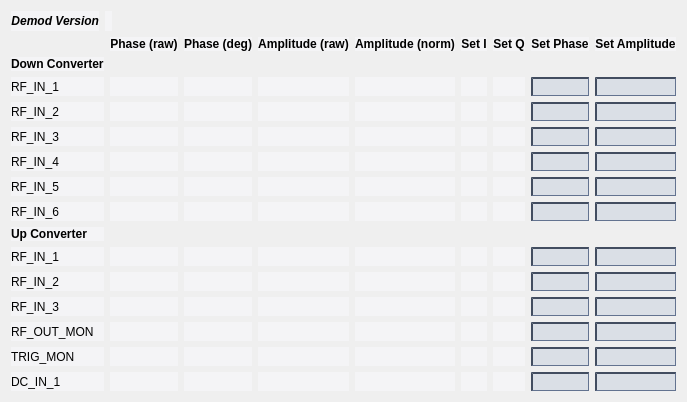
cristinasewell/ATCA_PyDM_Screens, file demodulator.ui: the form before one commit.
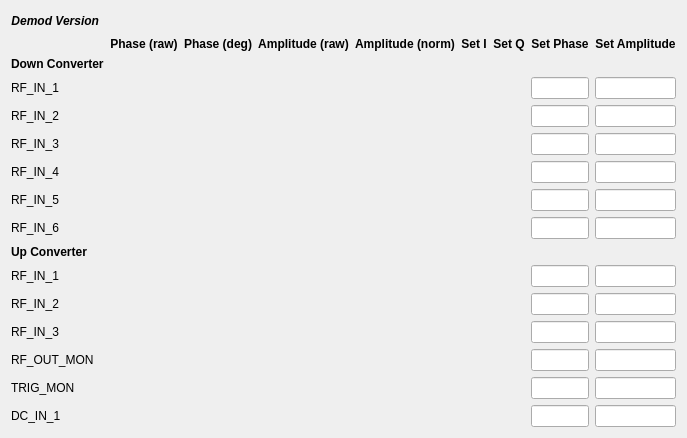
The form after the commit. Custom widgets are drawn as their Qt base class.

The edit to the form file:
```diff
--- a/demodulator.ui
+++ b/demodulator.ui
@@ -14,160 +14,7 @@
    <string>Demodulator - ${DEVICE}</string>
   </property>
   <property name="styleSheet">
-   <string notr="true">/* Background color of popup-list.*/ 
-QComboBox QListView{
-    background-color:white;
-    border:1px solid gray;
-}
-/* Needed to complete the rule set. */
-QComboBox::item:alternate {
-    background: white;
-}
-/* Color of the selected list item. */
-QComboBox::item:selected {
-    border: 1px solid transparent;
-    background:yellow;
-}
-/* Indicator will shine through the label text if you don't make it hidden. */
-QComboBox::indicator{
-    background-color:transparent;
-    selection-background-color:transparent;
-    color:transparent;
-    selection-color:transparent;
-}
-
-QFrame{
-  background-color: rgb(244,244,246)
-}
-
-QPushButton {
-    background-color: rgb(136,157,162);
-    border-color: rgb(212,228,233) rgb(50,88,100) rgb(50,88,100) rgb(212,228,233);
-    border-style: outset;
-    border-radius: 1px;
-    border-width: 2px; 
-    padding: 4px;
-}
-QPushButton:hover {
-   background-color: rgb(106,127,132);
-}
-QPushButton:pressed {
-    background-color: rgb(208,229,232);
-    border-style: inset;
-    border-width: 2px;
-	border-color: rgb(50,88,100) rgb(212,228,233) rgb(212,228,233) rgb(50,88,100);
-}
-QPushButton:checked{
-    background-color: rgb(208,229,232);
-    border-style: inset;
-    border-width: 2px;
-	border-color:  rgb(112,134,142) rgb(229,233,235) rgb(239,233,235) rgb(112,134,142);
-}
-QLineEdit {
-  background-color: rgb(218,223,230);
-  border-color: rgb(66,77,96);
-  border-style: inset;
-  border-width: 2px 1px 1px 2px;
-}
-QLineEdit:hover {
- background-color: rgb(198,203,210)
-}
-PyDMLabel {
-  background-color: rgb(189,197,205);
-}
-
- QTabWidget::pane {
-    border: 1px solid black;
-    background: white;
-}
-
-QTabWidget::tab-bar:top {
-    top: 1px;
-}
-
-QTabWidget::tab-bar:bottom {
-    bottom: 1px;
-}
-
-QTabWidget::tab-bar:left {
-    right: 1px;
-}
-
-QTabWidget::tab-bar:right {
-    left: 1px;
-}
-
-QTabBar::tab {
-    border: 1px solid black;
-}
-
-QTabBar::tab:selected {
-    background: rgb(220,229,236);
-}
-
-QTabBar::tab:!selected {
-    background: rgb(132,165,190);
-}
-
-QTabBar::tab:!selected:hover {
-    background: rgb(120,153,178);
-}
-
-QTabBar::tab:top:!selected {
-    margin-top: 3px;
-}
-
-QTabBar::tab:bottom:!selected {
-    margin-bottom: 3px;
-}
-
-QTabBar::tab:top, QTabBar::tab:bottom {
-    min-width: 6ex;
-    margin-right: -1px;
-    padding: 4px 8px 4px 8px;
-	border-radius: 2px;
-}
-
-QTabBar::tab:top:selected {
-    border-bottom-color: none;
-}
-
-QTabBar::tab:bottom:selected {
-    border-top-color: none;
-}
-
-QTabBar::tab:top:last, QTabBar::tab:bottom:last,
-QTabBar::tab:top:only-one, QTabBar::tab:bottom:only-one {
-    margin-right: 0;
-}
-
-QTabBar::tab:left:!selected {
-    margin-right: 3px;
-}
-
-QTabBar::tab:right:!selected {
-    margin-left: 3px;
-}
-
-QTabBar::tab:left, QTabBar::tab:right {
-    min-height: 6ex;
-    margin-bottom: -1px;
-    padding: 8px 5px 8px 5px;
-	border-radius: 2px;
-}
-
-QTabBar::tab:left:selected {
-    border-left-color: none;
-}
-
-QTabBar::tab:right:selected {
-    border-right-color: none;
-}
-
-QTabBar::tab:left:last, QTabBar::tab:right:last,
-QTabBar::tab:left:only-one, QTabBar::tab:right:only-one {
-    margin-bottom: 0;
-}</string>
+   <string notr="true"/>
   </property>
   <layout class="QVBoxLayout" name="verticalLayout">
    <item>
```
